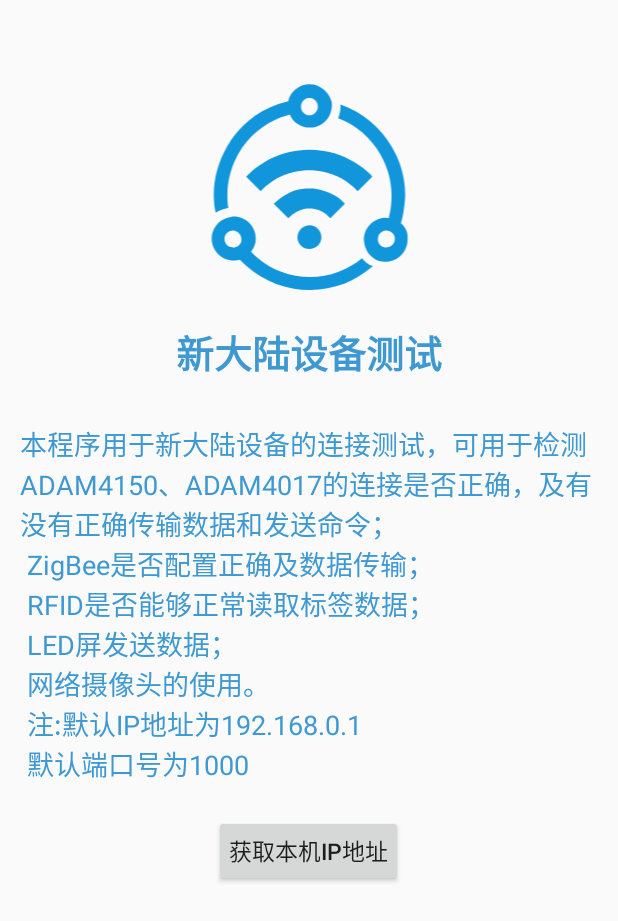
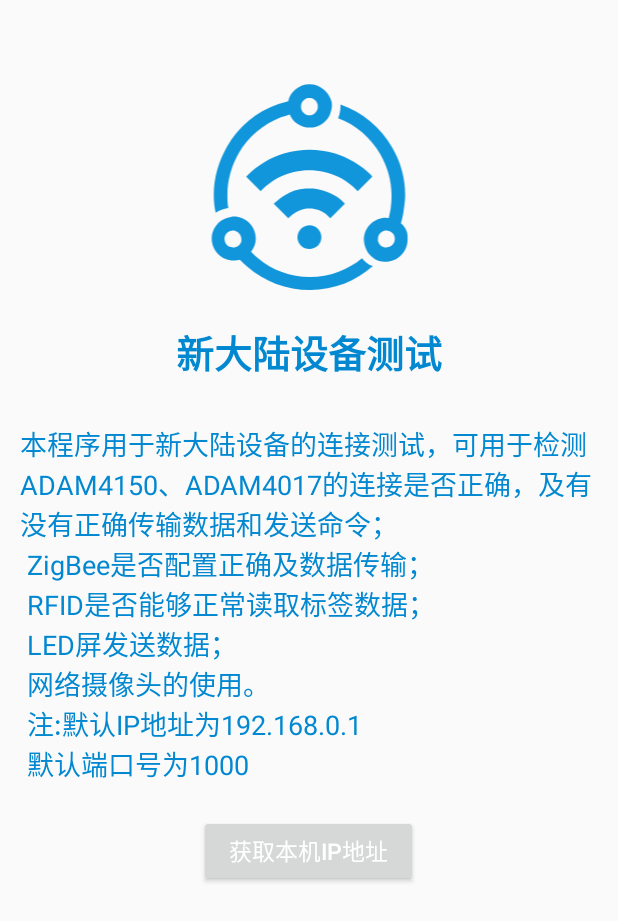
Before and after one commit to zlflying/Newland, an Android app: the layout fragment_firstpage.xml on its own in the app's theme, with its tools: preview values and no code run, on a phone screen of 412 x 824 dp. Shown: the top 921 px of the screen. Run offline under Robolectric (Android 15) with nearby library versions, the phone set to English and light mode, and no system bars; plain views replace RoundButton; Roboto replaces fonts that are not available here.

Commit message:
update XUI 1.2.0

```diff
--- a/app/build.gradle
+++ b/app/build.gradle
@@ -53,7 +53,7 @@ android {
 dependencies {
 
     //XUI
-    implementation 'com.github.xuexiangjys:XUI:1.1.9'
+    implementation 'com.github.xuexiangjys:XUI:1.2.0'
 
     // XPage
     implementation 'com.github.xuexiangjys.XPage:xpage-lib:3.3.0'
--- a/app/src/main/java/com/example/newland/MyApp.java
+++ b/app/src/main/java/com/example/newland/MyApp.java
@@ -8,6 +8,7 @@ import com.example.newland.base.BaseActivity;
 import com.example.newland.receiver.NetWorkStateReceiver;
 import com.tencent.mmkv.MMKV;
 import com.xuexiang.xpage.PageConfig;
+import com.xuexiang.xui.XUI;
 
 public class MyApp extends Application {
     private NetWorkStateReceiver netStateReceiver;
--- a/app/src/main/res/layout/fragment_firstpage.xml
+++ b/app/src/main/res/layout/fragment_firstpage.xml
@@ -7,6 +7,7 @@
     android:orientation="vertical">
 
     <ScrollView
+
         android:layout_width="match_parent"
         android:layout_height="match_parent">
 
@@ -21,7 +22,9 @@
                 android:layout_height="150dp"
                 android:layout_marginTop="50dp"
                 app:srcCompat="@drawable/ic_iot_logo"
-                tools:srcCompat="@drawable/ic_iot_logo" />
+                tools:ignore="ImageContrastCheck"
+                tools:srcCompat="@drawable/ic_iot_logo"
+                android:contentDescription="@string/todo" />
 
             <TextView
                 android:layout_width="match_parent"
@@ -29,7 +32,7 @@
                 android:layout_margin="15dp"
                 android:gravity="center"
                 android:text="@string/newland_test"
-                android:textColor="#3E99D2"
+                android:textColor="#0288D1"
                 android:textSize="25sp"
                 android:textStyle="bold" />
 
@@ -38,7 +41,7 @@
                 android:layout_height="wrap_content"
                 android:layout_margin="13dp"
                 android:text="@string/first_text"
-                android:textColor="#3E99D2"
+                android:textColor="#0288D1"
                 android:textSize="18sp" />
 
 
@@ -48,11 +51,16 @@
                 android:layout_height="wrap_content"
                 android:layout_gravity="center"
                 android:layout_margin="7sp"
+                android:minHeight="48dp"
+                android:paddingStart="20dp"
+                android:paddingEnd="20dp"
                 android:padding="10dp"
                 android:text="@string/get_local_ip"
+                android:textColor="#FFFFFF"
                 android:textSize="15sp"
                 app:rb_backgroundColor="@color/tips"
-                app:rb_isRadiusAdjustBounds="true" />
+                app:rb_isRadiusAdjustBounds="true"
+                tools:ignore="RtlSymmetry" />
 
 
             <TextView
--- a/app/src/main/res/layout/fragment_zigbee.xml
+++ b/app/src/main/res/layout/fragment_zigbee.xml
@@ -1,6 +1,7 @@
 <?xml version="1.0" encoding="utf-8"?>
 <LinearLayout xmlns:android="http://schemas.android.com/apk/res/android"
     xmlns:app="http://schemas.android.com/apk/res-auto"
+    xmlns:tools="http://schemas.android.com/tools"
     android:layout_width="match_parent"
     android:layout_height="match_parent"
     android:orientation="vertical">
@@ -460,7 +461,8 @@
                     android:layout_marginEnd="15sp"
                     android:textSize="15sp"
                     app:swb_textOff="  开  "
-                    app:swb_textOn="  关  " />
+                    app:swb_textOn="  关  "
+                    tools:ignore="TouchTargetSizeCheck" />
             </LinearLayout>
 
         </LinearLayout>
--- /dev/null
+++ b/app/src/main/res/values-night/strings.xml
@@ -0,0 +1,5 @@
+<?xml version="1.0" encoding="utf-8"?>
+<resources>
+    <string name="todo">TODO</string>
+    <string name="camera_test">Camera测试</string>
+</resources>
--- a/app/src/main/res/values/colors.xml
+++ b/app/src/main/res/values/colors.xml
@@ -7,7 +7,7 @@
     <color name="teal_700">#FF018786</color>
     <color name="black">#FF000000</color>
     <color name="white">#FFFFFFFF</color>
-    <color name="tips">#299EE3</color>
+    <color name="tips">#0288D1</color>
     <color name="color_bg_loading">#dc858585</color>
     <color name="color_bg_success">#dc82ce32</color>
     <color name="color_bg_error">#dcd84315</color>
--- a/app/src/main/res/values/strings.xml
+++ b/app/src/main/res/values/strings.xml
@@ -41,4 +41,6 @@
     <string name="hello_blank_fragment">Hello blank fragment</string>
     <string name="tip_infos">提示</string>
     <string name="lab_please_select">双联继电器序列号</string>
+    <string name="todo">TODO</string>
+    <string name="camera_test">Camera测试</string>
 </resources>
--- a/app/src/main/res/values/themes.xml
+++ b/app/src/main/res/values/themes.xml
@@ -10,7 +10,7 @@
         <item name="colorSecondaryVariant">@color/teal_700</item>
         <item name="colorOnSecondary">@color/black</item>
         <!-- Status bar color. -->
-        <item name="android:statusBarColor" tools:targetApi="l">?attr/colorPrimaryVariant</item>
+        <item name="android:statusBarColor" >?attr/colorPrimaryVariant</item>
         <!-- Customize your theme here. -->
     </style>
 </resources>
```
Also changed, not shown: app/src/main/java/com/example/newland/fragment/CameraFragment.java (+2 -7 lines), app/src/main/res/layout/fragment_camera.xml (+15 -9 lines).
